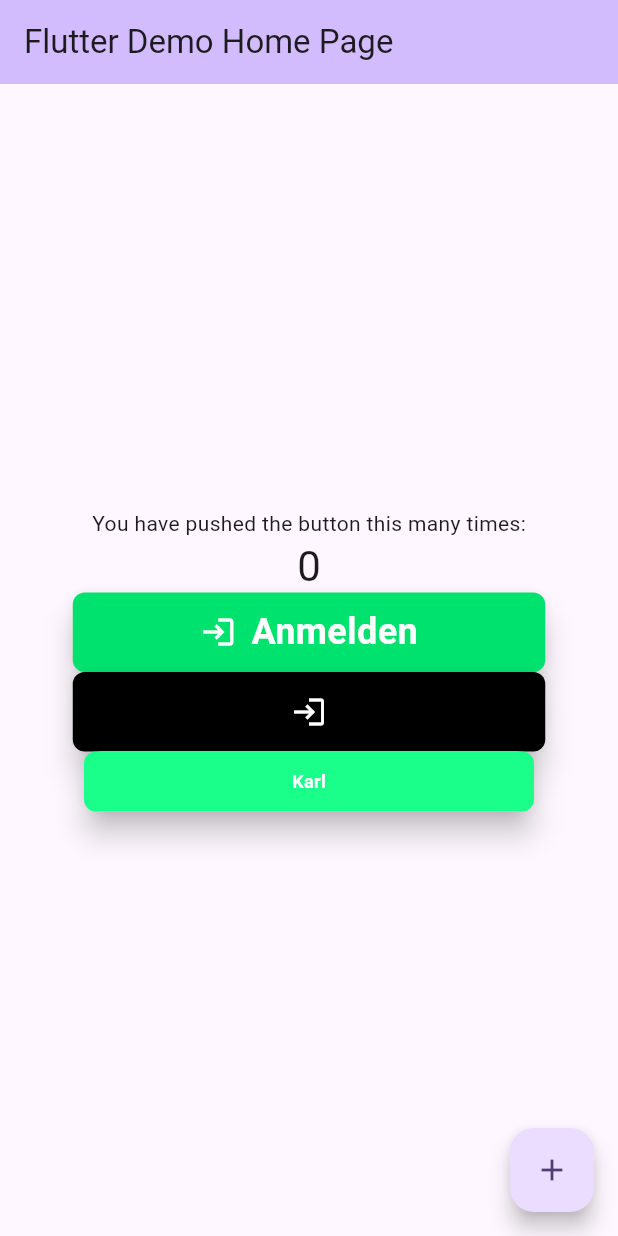
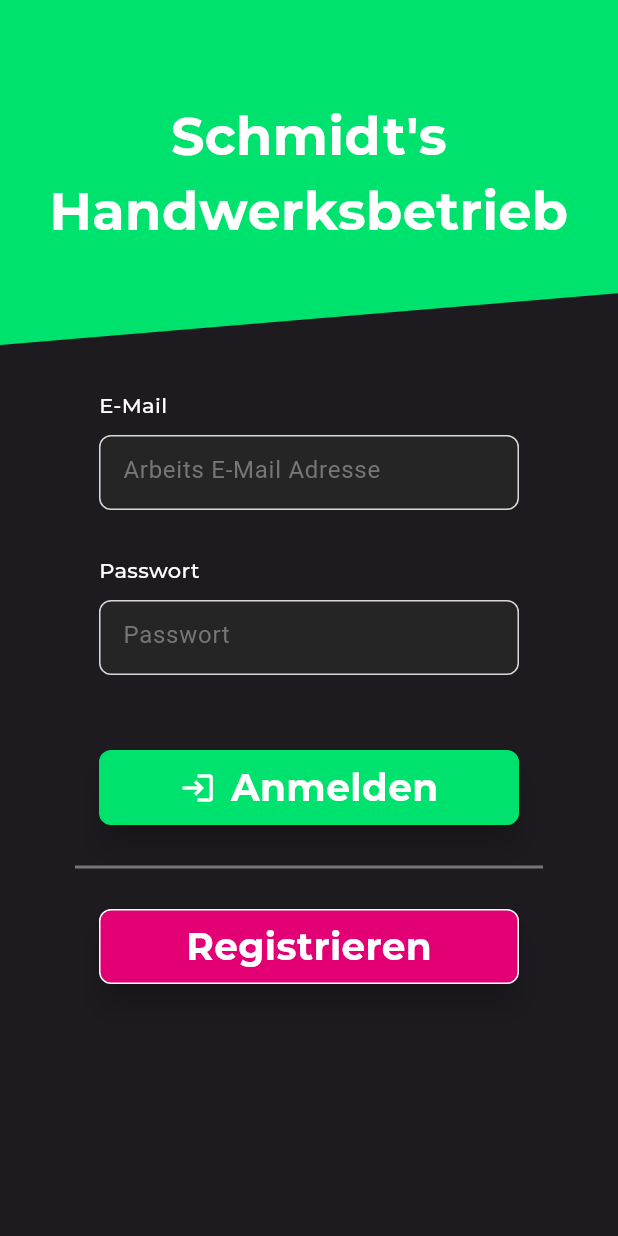
Before and after one commit to Squad-Mandalore/ttfrontend, a Flutter app: the screen it shows after launch, on a phone screen of 412 x 824 dp. Run offline on Flutter 3.47's test engine with Material 3 defaults, Android fonts, the phone set to English and light mode, and no system bars; project files that could hold a hidden picture were left out.

Commit message:
feat: SQUAD-11 - implemented login page and set it as default, modified main to default display login page

```diff
--- a/lib/assets/colours/colours.dart
+++ b/lib/assets/colours/colours.dart
@@ -28,6 +28,10 @@ class AppColours {
   static const Color darkAccent9 = Color(0xFF363636);
   static const Color darkAccent10 = Color(0xFF383838);
 
+  // Others
+  static const Color inputBoxDark = Color(0xFF767676);
+  static const Color borderColourDark = Color(0xFFd9d9d9);
+
   // Background
   static const Color bgDark = Color(0xFF1d1b20);
   static const Color bgLight = Color (0xFFf7f2fa);
--- a/lib/main.dart
+++ b/lib/main.dart
@@ -1,9 +1,6 @@
 import 'package:flutter/material.dart';
-import 'package:http/http.dart' as http;
 import 'package:ttfrontend/assets/colours/colours.dart';
-import 'package:ttfrontend/service/log_service.dart';
-
-import 'common/widgets/custom_button.dart';
+import 'package:ttfrontend/pages/login.dart'; // Ensure you import the correct file for LoginPage
 
 void main() {
   runApp(const MyApp());
@@ -12,127 +9,22 @@
 class MyApp extends StatelessWidget {
   const MyApp({super.key});
 
-  // This widget is the root of your application.
   @override
   Widget build(BuildContext context) {
     return MaterialApp(
       title: 'Flutter Demo',
       theme: ThemeData(
-        // This is the theme of your application.
-        //
-        // TRY THIS: Try running your application with "flutter run". You'll see
-        // the application has a purple toolbar. Then, without quitting the app,
-        // try changing the seedColor in the colorScheme below to Colors.green
-        // and then invoke "hot reload" (save your changes or press the "hot
-        // reload" button in a Flutter-supported IDE, or press "r" if you used
-        // the command line to start the app).
-        //
-        // Notice that the counter didn't reset back to zero; the application
-        // state is not lost during the reload. To reset the state, use hot
-        // restart instead.
-        //
-        // This works for code too, not just values: Most code changes can be
-        // tested with just a hot reload.
-        colorScheme: ColorScheme.fromSeed(seedColor: Colors.deepPurple),
-        useMaterial3: true,
+        primarySwatch: Colors.blue,
+        scaffoldBackgroundColor: AppColours.bgDark, // Correct parameter for background color
+        textTheme: const TextTheme(
+          bodyMedium: TextStyle(
+            fontFamily: 'ntn',
+            fontWeight: FontWeight.w500,
+            color: Colors.white, // Universal text color
+          ),
+        ),
       ),
-      home: const MyHomePage(title: 'Flutter Demo Home Page'),
+      home: const LoginPage(), // Set your initial page
     );
   }
 }
-
-class MyHomePage extends StatefulWidget {
-  const MyHomePage({super.key, required this.title});
-
-  // This widget is the home page of your application. It is stateful, meaning
-  // that it has a State object (defined below) that contains fields that affect
-  // how it looks.
-
-  // This class is the configuration for the state. It holds the values (in this
-  // case the title) provided by the parent (in this case the App widget) and
-  // used by the build method of the State. Fields in a Widget subclass are
-  // always marked "final".
-
-  final String title;
-
-  @override
-  State<MyHomePage> createState() => _MyHomePageState();
-}
-
-class _MyHomePageState extends State<MyHomePage> {
-  int _counter = 0;
-
-  void _incrementCounter() async {
-    http.Response meow = await http.get(Uri.parse('https://jsonplaceholder.typicode.com/albums/1'));
-    trace(meow.body);
-    trace("hello world", error: meow.body);
-    setState(() {
-      // This call to setState tells the Flutter framework that something has
-      // changed in this State, which causes it to rerun the build method below
-      // so that the display can reflect the updated values. If we changed
-      // _counter without calling setState(), then the build method would not be
-      // called again, and so nothing would appear to happen.
-
-      _counter++;
-    });
-  }
-
-  @override
-  Widget build(BuildContext context) {
-    // This method is rerun every time setState is called, for instance as done
-    // by the _incrementCounter method above.
-    //
-    // The Flutter framework has been optimized to make rerunning build methods
-    // fast, so that you can just rebuild anything that needs updating rather
-    // than having to individually change instances of widgets.
-    return Scaffold(
-      appBar: AppBar(
-        // TRY THIS: Try changing the color here to a specific color (to
-        // Colors.amber, perhaps?) and trigger a hot reload to see the AppBar
-        // change color while the other colors stay the same.
-        backgroundColor: Theme.of(context).colorScheme.inversePrimary,
-        // Here we take the value from the MyHomePage object that was created by
-        // the App.build method, and use it to set our appbar title.
-        title: Text(widget.title),
-      ),
-      body: Center(
-        // Center is a layout widget. It takes a single child and positions it
-        // in the middle of the parent.
-        child: Column(
-          // Column is also a layout widget. It takes a list of children and
-          // arranges them vertically. By default, it sizes itself to fit its
-          // children horizontally, and tries to be as tall as its parent.
-          //
-          // Column has various properties to control how it sizes itself and
-          // how it positions its children. Here we use mainAxisAlignment to
-          // center the children vertically; the main axis here is the vertical
-          // axis because Columns are vertical (the cross axis would be
-          // horizontal).
-          //
-          // TRY THIS: Invoke "debug painting" (choose the "Toggle Debug Paint"
-          // action in the IDE, or press "p" in the console), to see the
-          // wireframe for each widget.
-          mainAxisAlignment: MainAxisAlignment.center,
-          children: <Widget>[
-            const Text(
-              'You have pushed the button this many times:',
-            ),
-            Text(
-              '$_counter',
-              style: Theme.of(context).textTheme.headlineMedium,
-            ),
-
-            ButtonWide(buttonText: 'Anmelden', iconData: Icons.login, buttonColour: AppColours.greenPrimary, buttonHeight: 53, buttonWidth: 315, textSize: 24),
-            ButtonWide(iconData: Icons.login, buttonColour: AppColours.darkPrimary, buttonHeight: 53, buttonWidth: 315, textSize: 24),
-            ButtonWide(buttonText: 'Karl', buttonColour: AppColours.greenAccent5, buttonHeight: 40, buttonWidth: 300, textSize: 12),
-          ],
-        ),
-      ),
-      floatingActionButton: FloatingActionButton(
-        onPressed: _incrementCounter,
-        tooltip: 'Increment',
-        child: const Icon(Icons.add),
-      ),
-    );
-  }
-}
--- /dev/null
+++ b/lib/modules/utilities/custom_painter_login.dart
@@ -0,0 +1,30 @@
+import 'dart:ui';
+
+import 'package:flutter/cupertino.dart';
+
+class HeaderPainter extends CustomPainter {
+  final Color backgroundColor;
+
+  HeaderPainter({required this.backgroundColor});
+
+  @override
+  void paint(Canvas canvas, Size size) {
+    var paint = Paint()
+      ..color = backgroundColor
+      ..style = PaintingStyle.fill;
+
+    var path = Path();
+    path.moveTo(0, 0);
+    path.lineTo(size.width, 0);
+    path.lineTo(size.width, size.height * 0.85);
+    path.lineTo(0, size.height);
+    path.close();
+
+    canvas.drawPath(path, paint);
+  }
+
+  @override
+  bool shouldRepaint(covariant CustomPainter oldDelegate) {
+    return true;
+  }
+}
--- a/lib/common/widgets/custom_button.dart
+++ b/lib/modules/widgets/custom_button.dart
@@ -1,14 +1,15 @@
 import 'package:flutter/material.dart';
 
-class ButtonWide extends StatelessWidget {
+class CustomButton extends StatelessWidget {
   final String? buttonText;
   final Color buttonColour;
   final IconData? iconData;
   final double buttonHeight;
-  final double buttonWidth;
+  final double? buttonWidth;
   final double textSize;
+  final Color? borderColor;
 
-  const ButtonWide({
+  const CustomButton({
     Key? key,
     this.buttonText,
     required this.buttonColour,
@@ -16,6 +17,7 @@ class ButtonWide extends StatelessWidget {
     required this.buttonHeight,
     required this.buttonWidth,
     required this.textSize,
+    this.borderColor,
   }) : super(key: key);
 
   @override
@@ -31,6 +33,10 @@ class ButtonWide extends StatelessWidget {
           decoration: BoxDecoration(
             borderRadius: BorderRadius.circular(8.0),
             color: buttonColour,
+            border: Border.all(
+              color: borderColor ?? buttonColour,
+              width: 1.0,
+            ),
           ),
           child: Center(
             child: Row(
@@ -43,7 +49,7 @@ class ButtonWide extends StatelessWidget {
                     color: Colors.white,
                   ),
                 if (iconData != null && buttonText != null)
-                  SizedBox(width: 10),
+                  const SizedBox(width: 10),
                 if (buttonText != null)
                   Text(
                     buttonText!,
--- /dev/null
+++ b/lib/modules/widgets/custom_input.dart
@@ -0,0 +1,70 @@
+import 'package:flutter/material.dart';
+import 'package:ttfrontend/assets/colours/colours.dart';
+
+class CustomInput extends StatelessWidget {
+  final String hintText;
+  final bool obscureText;
+  final TextInputType keyboardType;
+  final IconData? prefixIcon;
+  final IconData? suffixIcon;
+  final VoidCallback? onSuffixIconPressed;
+  final double? width;
+  final double? height;
+  final FocusNode? focusNode;
+
+  const CustomInput({
+    Key? key,
+    required this.hintText,
+    this.obscureText = false,
+    this.keyboardType = TextInputType.text,
+    this.prefixIcon,
+    this.suffixIcon,
+    this.onSuffixIconPressed,
+    this.width,
+    this.height,
+    this.focusNode,
+  }) : super(key: key);
+
+  @override
+  Widget build(BuildContext context) {
+    return Container(
+      width: width,
+      height: height,
+      child: TextField(
+        focusNode: focusNode,
+        obscureText: obscureText,
+        keyboardType: keyboardType,
+        style: TextStyle(
+          color: AppColours.inputBoxDark, // Text colour
+        ),
+        decoration: InputDecoration(
+          filled: true,
+          fillColor: AppColours.darkAccent4,
+          hintText: hintText,
+          hintStyle: TextStyle(
+            color: AppColours.inputBoxDark, // Hint Text colour
+          ),
+          prefixIcon: prefixIcon != null ? Icon(prefixIcon) : null,
+          suffixIcon: suffixIcon != null
+              ? IconButton(
+                  icon: Icon(suffixIcon),
+                  onPressed: onSuffixIconPressed,
+                )
+              : null,
+          enabledBorder: OutlineInputBorder(
+            borderRadius: BorderRadius.circular(8.0),
+            borderSide: BorderSide(
+              color: AppColours.borderColourDark, // Unfocused border colour
+            ),
+          ),
+          focusedBorder: OutlineInputBorder(
+            borderRadius: BorderRadius.circular(8.0),
+            borderSide: BorderSide(
+              color: AppColours.borderColourDark, // Focused border colour
+            ),
+          ),
+        ),
+      ),
+    );
+  }
+}
--- /dev/null
+++ b/lib/pages/login.dart
@@ -0,0 +1,160 @@
+import 'dart:ui';
+import 'package:flutter/material.dart';
+import 'package:ttfrontend/assets/colours/colours.dart';
+import 'package:ttfrontend/modules/widgets/custom_button.dart';
+import 'package:ttfrontend/modules/widgets/custom_input.dart';
+import '../modules/utilities/custom_painter_login.dart';
+
+class LoginPage extends StatefulWidget {
+  const LoginPage({super.key});
+
+  @override
+  _LoginPageState createState() => _LoginPageState();
+}
+
+class _LoginPageState extends State<LoginPage> {
+  bool _showHeader = true; // State to control the visibility of the header
+  FocusNode _emailFocusNode = FocusNode();
+  FocusNode _passwordFocusNode = FocusNode();
+  double _topPadding = 0;
+
+  @override
+  void initState() {
+    super.initState();
+    _emailFocusNode.addListener(_focusListener);
+    _passwordFocusNode.addListener(_focusListener);
+  }
+
+  void _focusListener() {
+    if (_emailFocusNode.hasFocus || _passwordFocusNode.hasFocus) {
+      if (_showHeader) {
+        setState(() {
+          _topPadding = 50.0;
+          _showHeader = false;
+        });
+      }
+    } else {
+      if (!_showHeader) {
+        setState(() {
+          _topPadding = 0;
+          _showHeader = true;
+        });
+      }
+    }
+  }
+
+  @override
+  void dispose() {
+    _emailFocusNode.removeListener(_focusListener);
+    _passwordFocusNode.removeListener(_focusListener);
+    _emailFocusNode.dispose();
+    _passwordFocusNode.dispose();
+    super.dispose();
+  }
+
+  @override
+  Widget build(BuildContext context) {
+    return Scaffold(
+      body: Container(
+        color: AppColours.bgDark,
+        child: Center(
+            child: Padding(
+          padding: EdgeInsets.only(top: _topPadding),
+          child: Column(
+            children: [
+              if (_showHeader)
+                Stack(
+                  alignment: Alignment.center,
+                  children: [
+                    Container(
+                      width: double.infinity,
+                      height: 230,
+                      child: CustomPaint(
+                        painter: HeaderPainter(
+                            backgroundColor: AppColours.greenPrimary),
+                      ),
+                    ),
+                    Text(
+                      'Schmidt\'s \nHandwerksbetrieb',
+                      textAlign: TextAlign.center,
+                      style: TextStyle(
+                        fontFamily: 'ntn',
+                        fontWeight: FontWeight.w700,
+                        color: Colors.white,
+                        fontSize: 35,
+                      ),
+                    ),
+                  ],
+                ),
+              const SizedBox(height: 30),
+              Container(
+                width: 280,
+                alignment: Alignment.centerLeft,
+                child: Text(
+                  'E-Mail',
+                  style: TextStyle(
+                    fontFamily: 'ntn',
+                    fontWeight: FontWeight.w400,
+                    color: Colors.white,
+                  ),
+                ),
+              ),
+              const SizedBox(height: 10),
+              CustomInput(
+                hintText: 'Arbeits E-Mail Adresse',
+                width: 280,
+                height: 50,
+                focusNode: _emailFocusNode,
+              ),
+              const SizedBox(height: 30),
+              Container(
+                width: 280,
+                alignment: Alignment.centerLeft,
+                child: Text(
+                  'Passwort',
+                  style: TextStyle(
+                    fontFamily: 'ntn',
+                    fontWeight: FontWeight.w400,
+                    color: Colors.white,
+                  ),
+                ),
+              ),
+              const SizedBox(height: 10),
+              CustomInput(
+                hintText: 'Passwort',
+                width: 280,
+                height: 50,
+                focusNode: _passwordFocusNode,
+              ),
+              const SizedBox(height: 50),
+              CustomButton(
+                iconData: Icons.login,
+                buttonText: 'Anmelden',
+                buttonColour: AppColours.greenPrimary,
+                buttonHeight: 50,
+                buttonWidth: 280,
+                textSize: 25,
+              ),
+              const SizedBox(height: 20),
+              Divider(
+                color: AppColours.inputBoxDark,
+                thickness: 2,
+                indent: 50,
+                endIndent: 50,
+              ),
+              const SizedBox(height: 20),
+              CustomButton(
+                borderColor: Colors.white,
+                buttonText: 'Registrieren',
+                buttonColour: AppColours.magenta,
+                buttonHeight: 50,
+                buttonWidth: 280,
+                textSize: 25,
+              ),
+            ],
+          ),
+        )),
+      ),
+    );
+  }
+}
```
Also changed, not shown: lib/login/domain/domain.dart (deleted), lib/login/domain/models/login_model.dart (deleted), lib/login/domain/repository/login_repository.dart (deleted), lib/login/domain/services/login_service.dart (deleted), lib/login/index.dart (deleted), lib/login/providers/login_provider.dart (deleted), lib/login/providers/providers.dart (deleted), lib/login/screens/login_screen.dart (deleted), lib/login/screens/screens.dart (deleted), lib/login/widgets/login_widget.dart (deleted), lib/login/widgets/widgets.dart (deleted).
